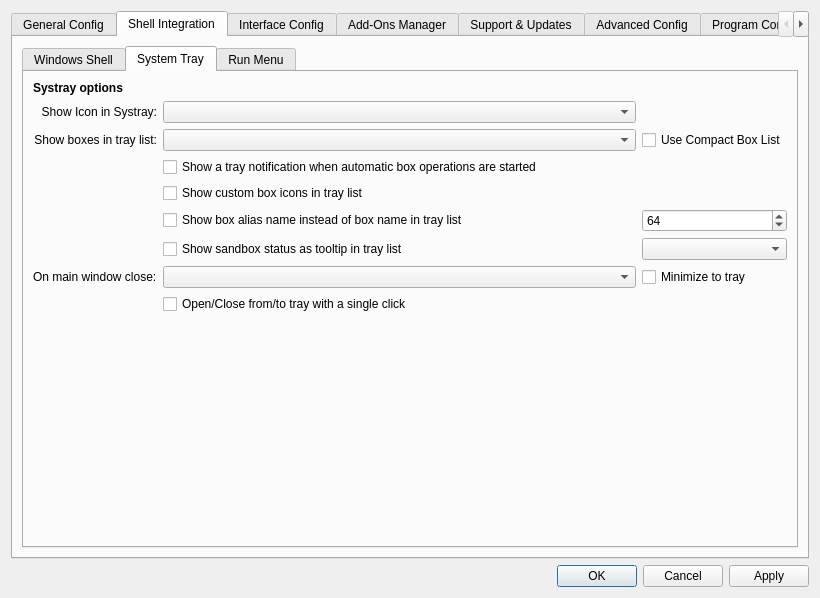
xialaup/Sandboxie, file SandboxiePlus/SandMan/Forms/SettingsWindow.ui: the form before one commit.
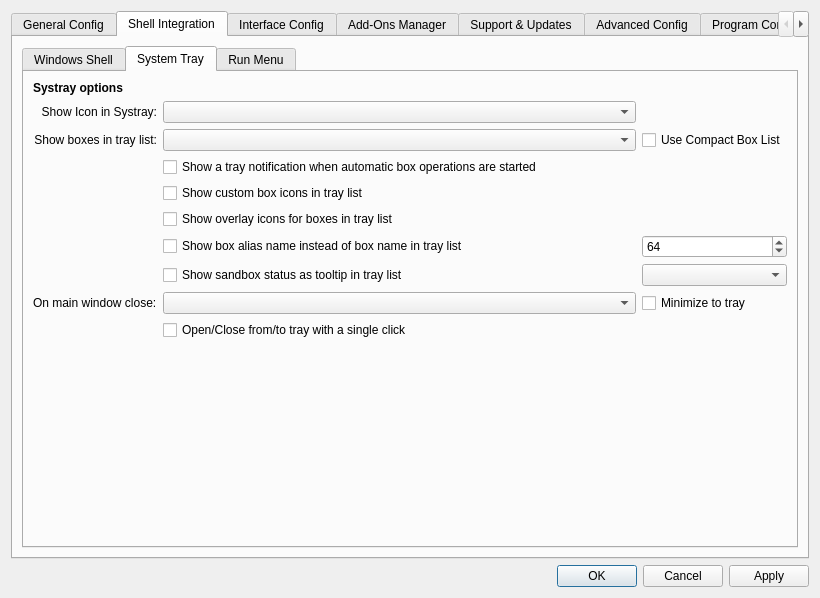
The form after the commit. The open tabs and pages were chosen to show the change. Icons and pictures are not drawn.

Commit message:
Add option to show overlay icons in tray
Introduce a new user option (Options/TrayOverlayIcons) to display box-state overlay icons on tray entries. Adds a Settings UI checkbox and tabstop, wiring in load/save and change handling; updates SettingsWindow.ui layout indices accordingly. Implements CSandMan__ApplyTrayBoxOverlay and applies overlays in MakeBoxEntry and OnSysTray when the option is enabled. Also updates CHANGELOG and tweaks SbieSettings.ini syntax entry.

Diff of the .ui file:
```diff
--- a/SandboxiePlus/SandMan/Forms/SettingsWindow.ui
+++ b/SandboxiePlus/SandMan/Forms/SettingsWindow.ui
@@ -765,7 +765,7 @@
                  </property>
                 </widget>
                </item>
-               <item row="9" column="1">
+               <item row="10" column="1">
                 <spacer name="horizontalSpacer_11">
                  <property name="orientation">
                   <enum>Qt::Orientation::Horizontal</enum>
@@ -778,7 +778,7 @@
                  </property>
                 </spacer>
                </item>
-               <item row="9" column="0">
+               <item row="10" column="0">
                 <spacer name="verticalSpacer_14">
                  <property name="orientation">
                   <enum>Qt::Orientation::Vertical</enum>
@@ -801,7 +801,7 @@
                  </property>
                 </widget>
                </item>
-               <item row="7" column="1">
+               <item row="8" column="1">
                 <widget class="QComboBox" name="cmbOnClose"/>
                </item>
                <item row="2" column="1">
@@ -814,7 +814,7 @@
                  </property>
                 </widget>
                </item>
-               <item row="7" column="0">
+               <item row="8" column="0">
                 <widget class="QLabel" name="label_28">
                  <property name="text">
                   <string>On main window close:</string>
@@ -824,14 +824,14 @@
                  </property>
                 </widget>
                </item>
-               <item row="8" column="1" colspan="2">
+               <item row="9" column="1" colspan="2">
                 <widget class="QCheckBox" name="chkSingleShow">
                  <property name="text">
                   <string>Open/Close from/to tray with a single click</string>
                  </property>
                 </widget>
                </item>
-               <item row="7" column="2">
+               <item row="8" column="2">
                 <widget class="QCheckBox" name="chkMinimize">
                  <property name="text">
                   <string>Minimize to tray</string>
@@ -845,14 +845,21 @@
                  </property>
                 </widget>
                </item>
-               <item row="5" column="1">
+               <item row="5" column="1" colspan="2">
+                <widget class="QCheckBox" name="chkTrayOverlayIcons">
+                 <property name="text">
+                  <string>Show overlay icons for boxes in tray list</string>
+                 </property>
+                </widget>
+               </item>
+               <item row="6" column="1">
                 <widget class="QCheckBox" name="chkTrayUseAlias">
                  <property name="text">
                   <string>Show box alias name instead of box name in tray list</string>
                  </property>
                 </widget>
                </item>
-               <item row="5" column="2">
+               <item row="6" column="2">
                 <widget class="QSpinBox" name="spnTrayAliasChars">
                  <property name="toolTip">
                   <string>Maximum displayed characters for compact tray aliases. Ignored when alias display is disabled (name limit is fixed to 32).</string>
@@ -868,7 +875,7 @@
                  </property>
                 </widget>
                </item>
-               <item row="6" column="1">
+               <item row="7" column="1">
                 <widget class="QCheckBox" name="chkTrayStatusTip">
                  <property name="tristate">
                   <bool>true</bool>
@@ -881,7 +888,7 @@
                  </property>
                 </widget>
                </item>
-               <item row="6" column="2">
+               <item row="7" column="2">
                 <widget class="QComboBox" name="cmbTrayStatusTipModifier"/>
                </item>
               </layout>
```
Left out of the diff: 2 changed lines with no effect on the pictures. The commit also changes 4 other files.
